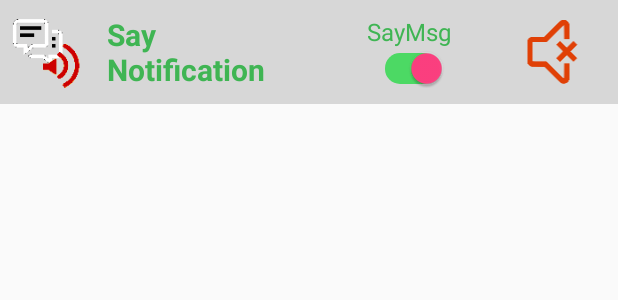
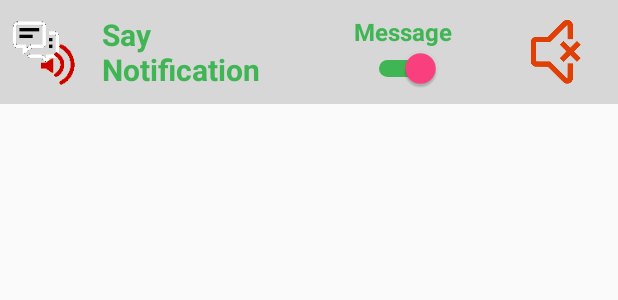
Before and after one commit to riopapa/sayNotiText, an Android app: the layout notification_bar.xml on its own in the app's theme, with its tools: preview values and no code run, on a phone screen of 412 x 824 dp. Shown: the top 300 px of the screen. Run offline under Robolectric (Android 15) with nearby library versions, the phone set to English and light mode, and no system bars.

Commit message:
Redesign switch image toggle to switch property

````diff
--- a/app/src/main/java/com/urrecliner/saynotitext/NotificationListener.java
+++ b/app/src/main/java/com/urrecliner/saynotitext/NotificationListener.java
@@ -93,7 +93,7 @@ public class NotificationListener extends NotificationListenerService {
             return;
         }
         if (eText != null)
-            eText = eText.replaceAll("\n", "|");
+            eText = eText.replace("\n", "|");
 
         if (eTitle == null) {
             utils.log(logID+" Title null", packageFullName + " Title IS NULL $$$ `null text``` :" + eText);
@@ -188,8 +188,13 @@ public class NotificationListener extends NotificationListenerService {
 //                    append2App("_stockOpen "+dateFormat.format(new Date()) + ".txt", "stock "+stockIndex+" <"+eSubT+eTitle+">  "+eText);
                     if (eText.contains(kakaoAText[stockIndex])) {
                         append2App("_stockOpen "+dateFormat.format(new Date()) + ".txt", eSubT+" ; "+eTitle+" => "+((eText.length()>80) ? eText.substring(0, 79): eText));
-                        if (sayMessage)
+                        if (sayMessage) {
+                            if (eSubT.contains("단단"))
+                                text2Speech.speak("단단멘토 얘기예요 " + eText+" 단단멘토 ");
                             speakThenLog(packageNickName + "_" + eSubT, "카톡 [" + eTitle + "] 님이. [" + eSubT + "] 단톡방에서 " + eText);
+                            if (eSubT.contains("단단"))
+                                text2Speech.speak("단단멘토 얘기예요 " + eText+" 단단멘토 ");
+                        }
                     }
                 }
                 else
--- a/app/src/main/java/com/urrecliner/saynotitext/NotificationService.java
+++ b/app/src/main/java/com/urrecliner/saynotitext/NotificationService.java
@@ -106,7 +106,7 @@ public class NotificationService extends Service {
         PendingIntent popPI = PendingIntent.getService(mContext, 3, popIntent, PendingIntent.FLAG_UPDATE_CURRENT);
 //        mRemoteViews.setImageViewResource(R.id.popCast_OnOff, (isPopCastOn)? R.mipmap.popcast_off :R.mipmap.popcast_on);
         mBuilder.setContentIntent(popPI);
-        mRemoteViews.setOnClickPendingIntent(R.id.pop_Switch, popPI);
+        mRemoteViews.setOnClickPendingIntent(R.id.say_Msg, popPI);
     }
 
     private void updateRemoteViews() {
--- a/app/src/main/res/drawable/switch_off.xml
+++ b/app/src/main/res/drawable/switch_off.xml
@@ -1,8 +1,19 @@
-<shape
-    xmlns:android="http://schemas.android.com/apk/res/android"
-    android:shape="rectangle" >
-    <corners android:radius="10dp" />
-    <size android:width="60dp" android:height="20dp" />
-    <solid android:color="#FFEB3B" />
+<?xml version="1.0" encoding="utf-8"?>
+<layer-list xmlns:android="http://schemas.android.com/apk/res/android">
 
-</shape>
+    <item>
+        <shape android:shape="rectangle"
+            >
+        </shape>
+    </item>
+
+    <item android:top="8sp" android:bottom="8sp">
+        <shape android:shape="rectangle">
+            <solid android:color="#FFEB3B"/>
+            <corners android:radius="10sp"/>
+            <stroke android:color="#8e8e8e"
+                android:width="1dp"/>
+        </shape>
+    </item>
+
+</layer-list>
--- a/app/src/main/res/drawable/switch_on.xml
+++ b/app/src/main/res/drawable/switch_on.xml
@@ -1,9 +1,15 @@
-<shape
-    xmlns:android="http://schemas.android.com/apk/res/android"
-    android:shape="rectangle" >
+<?xml version="1.0" encoding="utf-8"?>
+<layer-list xmlns:android="http://schemas.android.com/apk/res/android">
 
-    <corners android:radius="10dp" />
-    <size android:width="60dp" android:height="20dp" />
-    <solid android:color="#4cd964" />
+    <item><shape android:shape="rectangle">
+        </shape>
+    </item>
 
-</shape>
+    <item android:top="5sp" android:bottom="5sp">
+        <shape android:shape="rectangle">
+            <solid android:color="@color/colorPrimary"/>
+            <corners android:radius="10sp"/>
+        </shape>
+    </item>
+
+</layer-list>
--- a/app/src/main/res/layout/notification_bar.xml
+++ b/app/src/main/res/layout/notification_bar.xml
@@ -30,7 +30,7 @@
 
         <LinearLayout
             android:layout_width="0dp"
-            android:layout_weight="3"
+            android:layout_weight="4"
             android:layout_height="wrap_content"
             android:layout_gravity="center"
             android:layout_marginLeft="16dp"
@@ -42,10 +42,11 @@
                     android:layout_gravity="center"
                     android:textColor="@color/colorPrimary"
                     android:textSize="16sp"
-                    android:text="SayMsg"
+                    android:textStyle="bold"
+                    android:text="Message"
                     />
                 <Switch
-                    android:id="@+id/pop_Switch"
+                    android:id="@+id/say_Msg"
                     android:checked="true"
                     android:textColor="#ECECEC"
                     android:layout_width="50dp"
````
